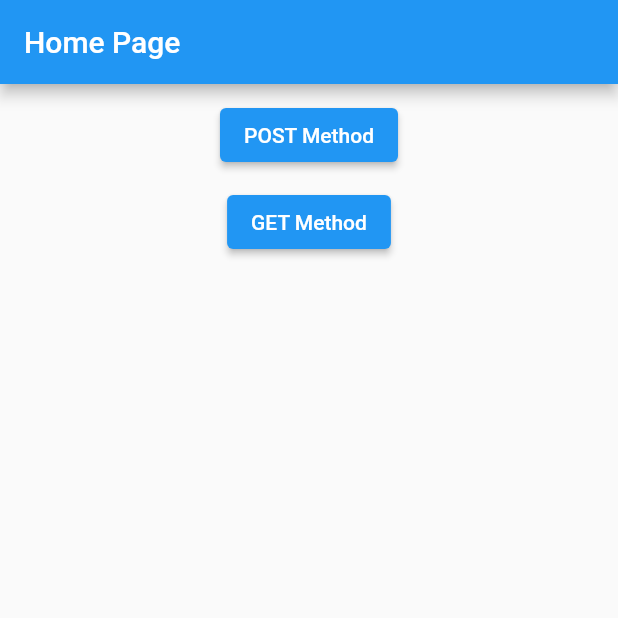
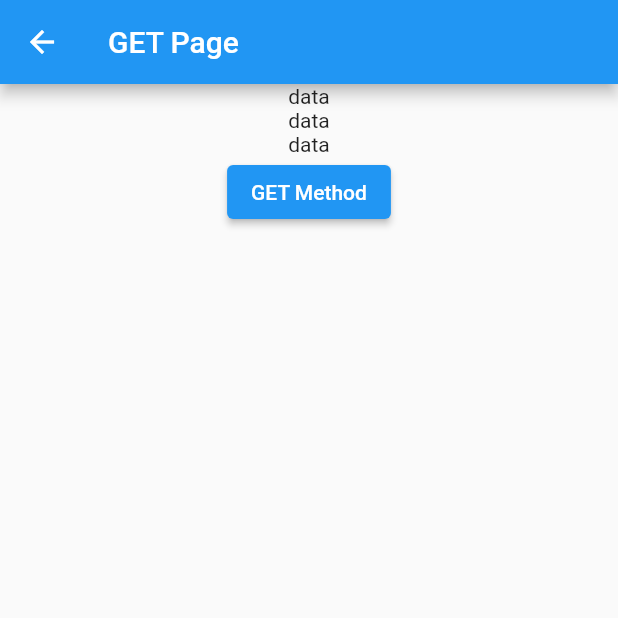
Before and after one commit to emptyplayer07/flutter_application_connect_to_api, a Flutter app: the screen it shows after launch, after a tap on "GET Method", on a phone screen of 412 x 824 dp, the top half of it. Run offline on Flutter 3.47's test engine with Material 2 defaults, Android fonts, the light colour scheme and no system bars; network calls fail.

Commit message:
- Menambahkan file get_method di folder models dan menambahkan fungsin untuk connect api method get. - Menambahkan file get.dart di folder pages

```diff
--- /dev/null
+++ b/lib/models/get_method.dart
@@ -0,0 +1,24 @@
+import 'dart:convert';
+
+import 'package:http/http.dart' as http;
+
+class GetMethod {
+  String? id, email, fullname, avatar;
+
+  GetMethod({this.id, this.email, this.fullname, this.avatar});
+
+  static Future<GetMethod> connectAPI(String id) async {
+    Uri url = Uri.parse("https://reqres.in/api/users/$id");
+
+    var responseResult = await http.get(url);
+
+    var data = json.decode(responseResult.body);
+
+    return GetMethod(
+      id: data["id"].toString(),
+      email: data["email"],
+      fullname: data["first_name"] + " " + data["last_name"],
+      avatar: data["avatar"],
+    );
+  }
+}
--- /dev/null
+++ b/lib/pages/get.dart
@@ -0,0 +1,42 @@
+import 'dart:math';
+import 'package:flutter/material.dart';
+import 'package:flutter_application_connect_to_api/models/get_method.dart';
+
+class getPage extends StatefulWidget {
+  const getPage({super.key});
+
+  @override
+  State<getPage> createState() => _getPageState();
+}
+
+class _getPageState extends State<getPage> {
+  GetMethod dataResponse = GetMethod();
+  @override
+  Widget build(BuildContext context) {
+    return Scaffold(
+      appBar: AppBar(title: Text("GET Page")),
+      body: Center(
+          child: Column(
+        children: [
+          // Text((dataResponse.fullname == null)
+          //     ? "Name : null"
+          //     : "Name : ${dataResponse.fullname}"),
+          Text("data"),
+          Text("data"),
+          Text("data"),
+          ElevatedButton(
+              onPressed: () {
+                GetMethod.connectAPI((1 + Random().nextInt(10)).toString())
+                    .then((value) {
+                  print(value);
+                  setState(() {
+                    dataResponse = value;
+                  });
+                });
+              },
+              child: Text("GET Method"))
+        ],
+      )),
+    );
+  }
+}
--- a/lib/pages/main_page.dart
+++ b/lib/pages/main_page.dart
@@ -1,4 +1,5 @@
 import 'package:flutter/material.dart';
+import 'package:flutter_application_connect_to_api/pages/get.dart';
 import 'package:flutter_application_connect_to_api/pages/post.dart';
 
 // ignore: camel_case_types
@@ -27,7 +28,11 @@ class mainPage extends StatelessWidget {
           Container(
               margin: const EdgeInsets.only(top: 10),
               child: ElevatedButton(
-                  onPressed: () {}, child: const Text("GET Method")))
+                  onPressed: () {
+                    Navigator.push(context,
+                        MaterialPageRoute(builder: ((context) => getPage())));
+                  },
+                  child: const Text("GET Method")))
         ]),
       ),
     );
```
Also changed, not shown: pubspec.lock.
